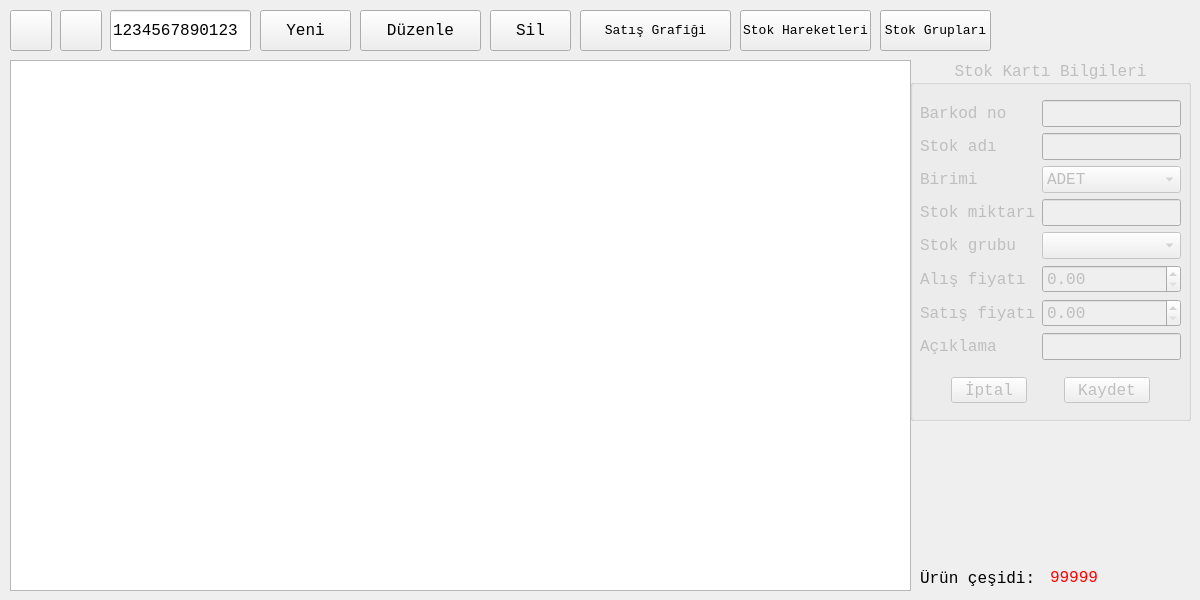
Before: the Qt Designer form stokfrom.ui in mamoo81/bhss, drawn with Qt 5.
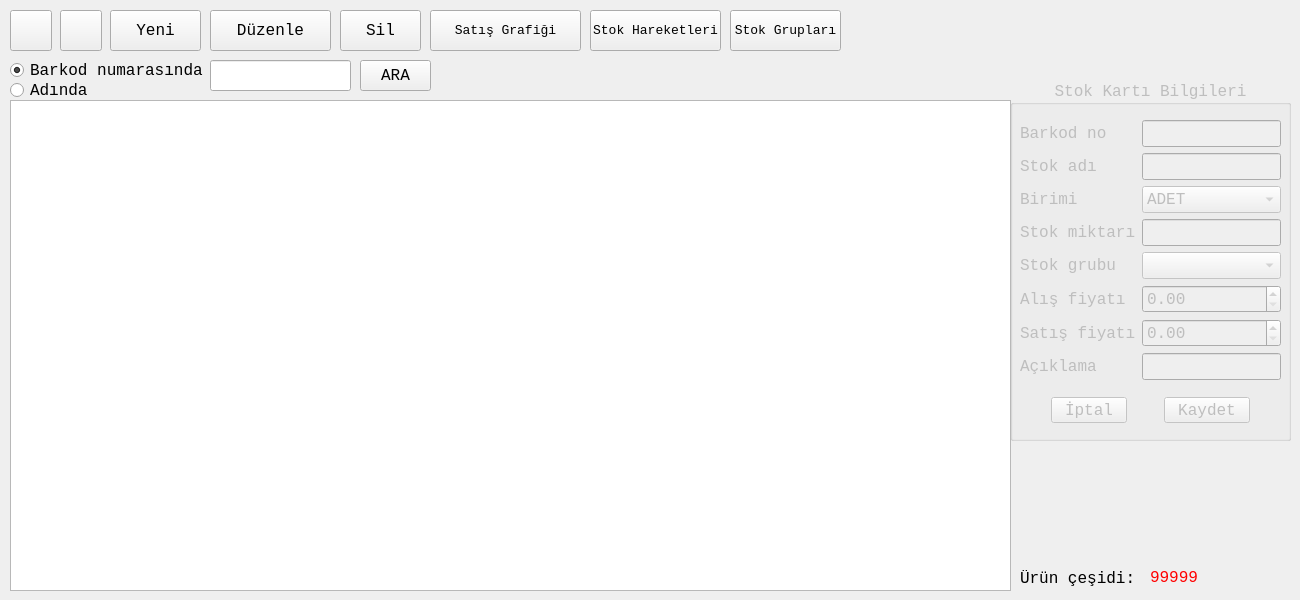
After: the same form once the commit is applied. Icons and pictures are not drawn.

What changed in the file:
```diff
--- a/stokfrom.ui
+++ b/stokfrom.ui
@@ -6,13 +6,13 @@
    <rect>
     <x>0</x>
     <y>0</y>
-    <width>1200</width>
+    <width>1300</width>
     <height>600</height>
    </rect>
   </property>
   <property name="minimumSize">
    <size>
-    <width>1200</width>
+    <width>1300</width>
     <height>600</height>
    </size>
   </property>
@@ -32,14 +32,14 @@
   <widget class="QLineEdit" name="AraLineEdit">
    <property name="geometry">
     <rect>
-     <x>110</x>
-     <y>10</y>
+     <x>210</x>
+     <y>60</y>
      <width>141</width>
-     <height>41</height>
+     <height>31</height>
     </rect>
    </property>
    <property name="text">
-    <string>1234567890123</string>
+    <string/>
    </property>
   </widget>
   <widget class="QToolButton" name="BckBtn">
@@ -91,7 +91,7 @@
   <widget class="QToolButton" name="SatisGrfBtn">
    <property name="geometry">
     <rect>
-     <x>580</x>
+     <x>430</x>
      <y>10</y>
      <width>151</width>
      <height>41</height>
@@ -123,7 +123,7 @@
   <widget class="QToolButton" name="DuzenleBtn">
    <property name="geometry">
     <rect>
-     <x>360</x>
+     <x>210</x>
      <y>10</y>
      <width>121</width>
      <height>41</height>
@@ -149,7 +149,7 @@
   <widget class="QToolButton" name="YeniBtn">
    <property name="geometry">
     <rect>
-     <x>260</x>
+     <x>110</x>
      <y>10</y>
      <width>91</width>
      <height>41</height>
@@ -175,7 +175,7 @@
   <widget class="QToolButton" name="SilBtn">
    <property name="geometry">
     <rect>
-     <x>490</x>
+     <x>340</x>
      <y>10</y>
      <width>81</width>
      <height>41</height>
@@ -201,7 +201,7 @@
   <widget class="QToolButton" name="StokHrktBtn">
    <property name="geometry">
     <rect>
-     <x>740</x>
+     <x>590</x>
      <y>10</y>
      <width>131</width>
      <height>41</height>
@@ -229,7 +229,7 @@
   <widget class="QToolButton" name="StokGrupBtn">
    <property name="geometry">
     <rect>
-     <x>880</x>
+     <x>730</x>
      <y>10</y>
      <width>111</width>
      <height>41</height>
@@ -258,9 +258,9 @@
    <property name="geometry">
     <rect>
      <x>10</x>
-     <y>60</y>
-     <width>901</width>
-     <height>531</height>
+     <y>100</y>
+     <width>1001</width>
+     <height>491</height>
     </rect>
    </property>
    <property name="alternatingRowColors">
@@ -282,8 +282,8 @@
    </property>
    <property name="geometry">
     <rect>
-     <x>910</x>
-     <y>60</y>
+     <x>1010</x>
+     <y>80</y>
      <width>281</width>
      <height>361</height>
     </rect>
@@ -490,7 +490,7 @@
   <widget class="QLabel" name="StokKartiAdetLabel">
    <property name="geometry">
     <rect>
-     <x>1050</x>
+     <x>1150</x>
      <y>570</y>
      <width>57</width>
      <height>15</height>
@@ -506,7 +506,7 @@
   <widget class="QLabel" name="label">
    <property name="geometry">
     <rect>
-     <x>920</x>
+     <x>1020</x>
      <y>570</y>
      <width>121</width>
      <height>16</height>
@@ -516,6 +516,61 @@
     <string>Ürün çeşidi:</string>
    </property>
   </widget>
+  <widget class="QRadioButton" name="barkodRadioButton">
+   <property name="geometry">
+    <rect>
+     <x>10</x>
+     <y>60</y>
+     <width>201</width>
+     <height>21</height>
+    </rect>
+   </property>
+   <property name="text">
+    <string>Barkod numarasında</string>
+   </property>
+   <property name="checked">
+    <bool>true</bool>
+   </property>
+  </widget>
+  <widget class="QRadioButton" name="adRadioButton">
+   <property name="geometry">
+    <rect>
+     <x>10</x>
+     <y>80</y>
+     <width>99</width>
+     <height>21</height>
+    </rect>
+   </property>
+   <property name="text">
+    <string>Adında</string>
+   </property>
+  </widget>
+  <widget class="QToolButton" name="araBtn">
+   <property name="geometry">
+    <rect>
+     <x>360</x>
+     <y>60</y>
+     <width>71</width>
+     <height>31</height>
+    </rect>
+   </property>
+   <property name="text">
+    <string>ARA</string>
+   </property>
+   <property name="icon">
+    <iconset resource="images.qrc">
+     <normaloff>:/images/ui/search-100.png</normaloff>:/images/ui/search-100.png</iconset>
+   </property>
+   <property name="iconSize">
+    <size>
+     <width>32</width>
+     <height>32</height>
+    </size>
+   </property>
+   <property name="toolButtonStyle">
+    <enum>Qt::ToolButtonTextBesideIcon</enum>
+   </property>
+  </widget>
  </widget>
  <resources>
   <include location="images.qrc"/>
```
